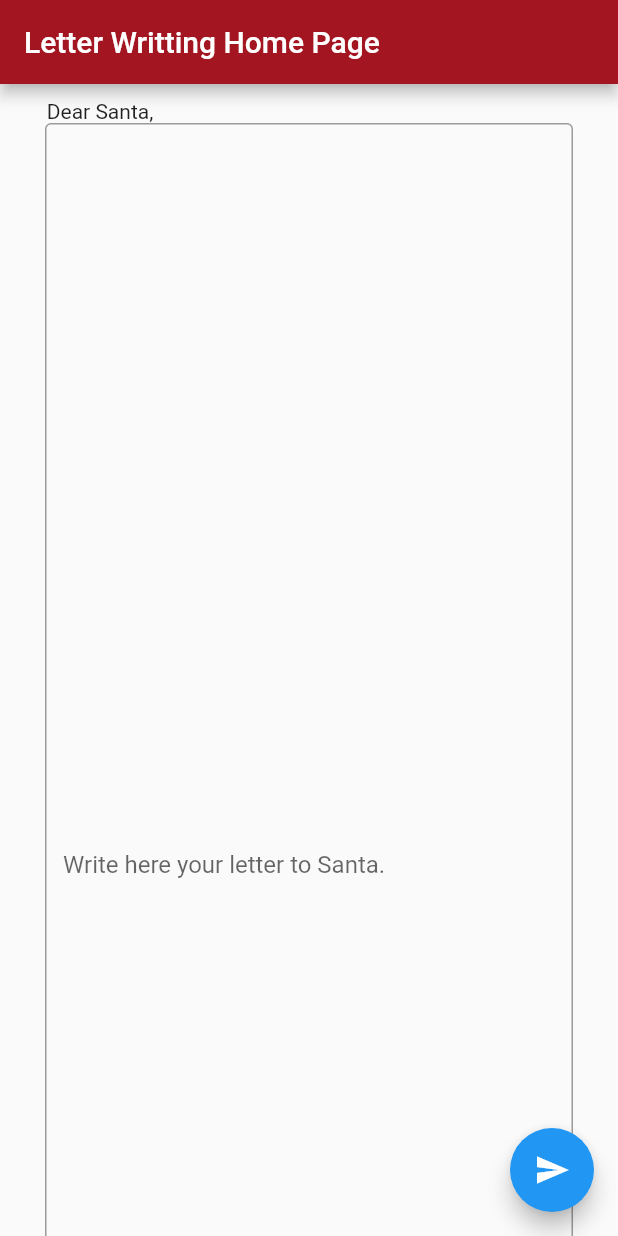
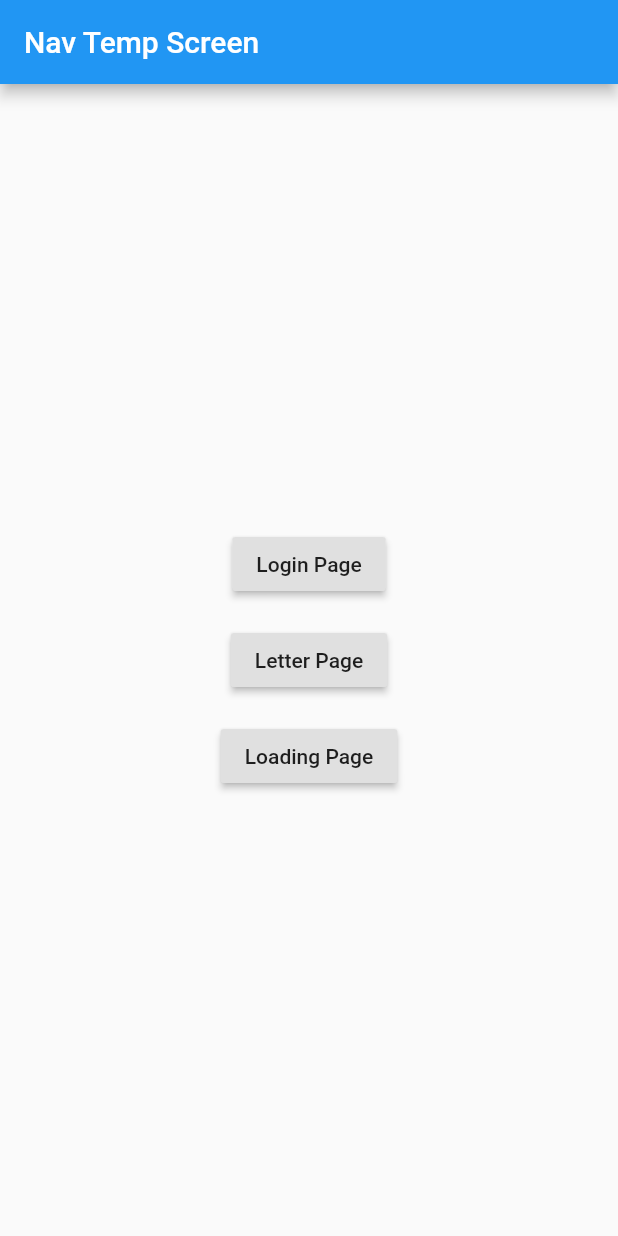
Before and after one commit to eduserrato/SantaClausLetterApp, a Flutter app: the screen it shows after launch, on a phone screen of 412 x 824 dp. Run offline on Flutter 3.47's test engine with Material 2 defaults, Android fonts, the phone set to English and light mode, and no system bars.

Commit message:
working copy

```diff
--- a/lib/main.dart
+++ b/lib/main.dart
@@ -1,5 +1,8 @@
 import 'package:flutter/material.dart';
+import 'package:santa_claus_letter/screens/loadingscreen.dart';
+import 'package:santa_claus_letter/screens/loginscreen.dart';
 import 'screens/lettertosanta.dart';
+
 
 void main() => runApp(MyApp());
 
@@ -8,20 +11,76 @@ class MyApp extends StatelessWidget {
   @override
   Widget build(BuildContext context) {
     return MaterialApp(
-      title: 'Flutter Demo',
+      title: 'Go to respective pages',
       theme: ThemeData(
-        // This is the theme of your application.
-        //
-        // Try running your application with "flutter run". You'll see the
-        // application has a blue toolbar. Then, without quitting the app, try
-        // changing the primarySwatch below to Colors.green and then invoke
-        // "hot reload" (press "r" in the console where you ran "flutter run",
-        // or simply save your changes to "hot reload" in a Flutter IDE).
-        // Notice that the counter didn't reset back to zero; the application
-        // is not restarted.
+
         primarySwatch: Colors.blue,
       ),
-      home: LetterScreen(title: 'Letter Writting Home Page'),
+      home: ButtonScreen(),
     );
   }
 }
+
+class ButtonScreen extends StatefulWidget {
+  ButtonScreen({Key key}) : super(key: key);
+
+  @override
+  _ButtonScreenState createState() => _ButtonScreenState();
+}
+
+class _ButtonScreenState extends State<ButtonScreen> {
+  @override
+  Widget build(BuildContext context) {
+    return Scaffold(
+      appBar: AppBar(
+        title: Text("Nav Temp Screen"),
+      ),
+      body: Padding(
+      padding: const EdgeInsets.all(8.0),
+      child: Container(
+        alignment: Alignment.center,
+        child: Column(
+           mainAxisAlignment: MainAxisAlignment.center,
+
+           children: <Widget>[
+             Padding(
+               padding: const EdgeInsets.all(8.0),
+               child: RaisedButton(
+                 child: Text("Login Page"),
+                 onPressed: () {
+                   Navigator.push(context,
+                          MaterialPageRoute(builder: (context) => LoginScreen()));
+
+                 },
+               ),
+             ),
+             Padding(
+               padding: const EdgeInsets.all(8.0),
+               child: RaisedButton(
+                 child: Text("Letter Page"),
+                 onPressed: () {
+                   Navigator.push(context,
+                          MaterialPageRoute(builder: (context) => LetterScreen()));
+
+                 },
+               ),
+             ),
+             Padding(
+               padding: const EdgeInsets.all(8.0),
+               child: RaisedButton(
+                 child: Text("Loading Page"),
+                 onPressed: () {
+                   Navigator.push(context,
+                          MaterialPageRoute(builder: (context) => LoadingScreen()));
+
+                 },
+               ),
+             ),
+           ],
+         ),
+      ),
+    ),
+    );
+
+  }
+}
```
